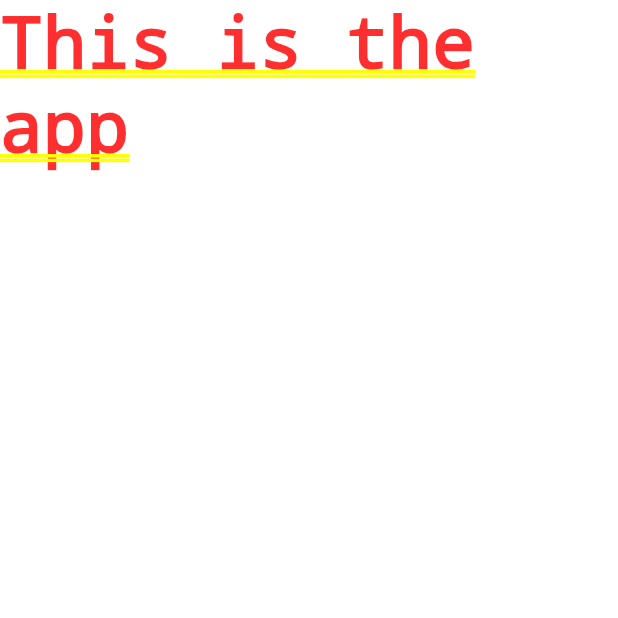
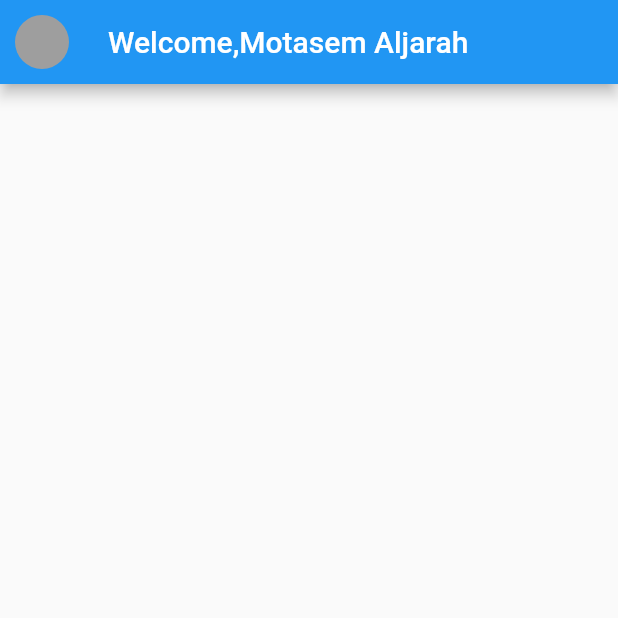
Before and after one commit to SeniorProject-FaceRecognition/FaceRecognitionForAttendance, a Flutter app: the screen it shows after launch, on a phone screen of 412 x 824 dp, the top half of it. Run offline on Flutter 3.47's test engine with Material 2 defaults, Android fonts, the phone set to English and light mode, and no system bars.

Commit message:
File structure

```diff
--- a/lib/home.dart
+++ /dev/null
@@ -1,11 +0,0 @@
-import 'package:flutter/material.dart';
-
-class HomePage extends StatelessWidget {
-  const HomePage({super.key});
-  @override
-  Widget build(context) {
-    return const MaterialApp(
-      home: Text('This is the app'),
-    );
-  }
-}
--- a/lib/main.dart
+++ b/lib/main.dart
@@ -1,6 +1,17 @@
 import 'package:flutter/material.dart';
-import 'package:senior_project/home.dart';
+import 'package:senior_project/pages/splash.dart';
 
 void main() {
-  runApp(const HomePage());
+  runApp(const MyApp());
 }
+
+class MyApp extends StatelessWidget {
+  const MyApp({super.key});
+  @override
+  Widget build(context) {
+    return const MaterialApp(
+      debugShowCheckedModeBanner: false,
+      home: SplashPage(),
+    );
+  }
+}
--- /dev/null
+++ b/lib/models/lecturer.dart
@@ -0,0 +1,7 @@
+class Lecturer {
+  final String? name;
+  final String? id;
+  final String? image;
+
+  Lecturer(this.name, this.id, this.image);
+}
--- /dev/null
+++ b/lib/models/section.dart
@@ -0,0 +1,8 @@
+class Section {
+  final String? id;
+  final String? courseName;
+  final String? days;
+  final String? time;
+
+  Section(this.id, this.courseName, this.days, this.time);
+}
--- /dev/null
+++ b/lib/pages/selectClass.dart
@@ -0,0 +1,36 @@
+import 'package:flutter/material.dart';
+import 'package:senior_project/models/Section.dart';
+import 'package:senior_project/models/lecturer.dart';
+
+class SelectClass extends StatefulWidget {
+  const SelectClass({
+    super.key,
+  });
+
+  @override
+  State<SelectClass> createState() => _SelectClassState();
+}
+
+class _SelectClassState extends State<SelectClass> {
+  Lecturer? lecturer = Lecturer('Motasem Aljarah', 'id', 'image');
+
+  List<Section> sections = [];
+
+  @override
+  Widget build(BuildContext context) {
+    return Scaffold(
+      appBar: AppBar(
+        leading: Container(
+          margin: EdgeInsets.all(10),
+          width: 50,
+          height: 50,
+          decoration: BoxDecoration(
+            shape: BoxShape.circle,
+            color: Colors.grey,
+          ),
+        ),
+        title: Text("Welcome,${lecturer?.name!}"),
+      ),
+    );
+  }
+}
--- /dev/null
+++ b/lib/pages/splash.dart
@@ -0,0 +1,18 @@
+import 'package:flutter/material.dart';
+import 'package:senior_project/models/lecturer.dart';
+import 'package:senior_project/pages/login.dart';
+import 'package:senior_project/pages/selectClass.dart';
+
+class SplashPage extends StatelessWidget {
+  const SplashPage({super.key});
+
+  @override
+  Widget build(BuildContext context) {
+    var x = 1;
+    if (x == 1) {
+      return SelectClass();
+    } else {
+      return LoginPage();
+    }
+  }
+}
```
Also changed, not shown: lib/Widgets/courseWidget.dart (added, +31 -0 lines), lib/pages/login.dart (added, +14 -0 lines).
